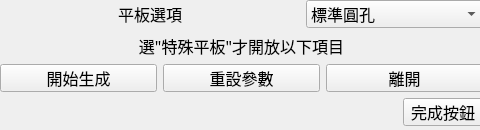
Above: SYEI_stamping_press_system/pad_main_simple.ui from sinje0816/stamping_press before the change. Below: the same form after it.
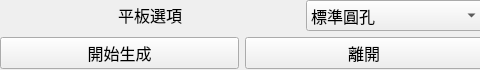
That is the form after the change.

Commit message: 完成公司提出平板介面修改需求

```diff
--- a/SYEI_stamping_press_system/pad_main_simple.ui
+++ b/SYEI_stamping_press_system/pad_main_simple.ui
@@ -7,19 +7,19 @@
     <x>0</x>
     <y>0</y>
     <width>480</width>
-    <height>130</height>
+    <height>70</height>
    </rect>
   </property>
   <property name="minimumSize">
    <size>
     <width>480</width>
-    <height>130</height>
+    <height>70</height>
    </size>
   </property>
   <property name="maximumSize">
    <size>
     <width>480</width>
-    <height>130</height>
+    <height>70</height>
    </size>
   </property>
   <property name="windowTitle">
@@ -31,37 +31,39 @@
      <x>0</x>
      <y>0</y>
      <width>483</width>
-     <height>126</height>
+     <height>71</height>
     </rect>
    </property>
    <layout class="QGridLayout" name="gridLayout">
-    <item row="0" column="0">
-     <widget class="QLabel" name="label_13">
-      <property name="sizePolicy">
-       <sizepolicy hsizetype="Minimum" vsizetype="Fixed">
-        <horstretch>0</horstretch>
-        <verstretch>0</verstretch>
-       </sizepolicy>
-      </property>
-      <property name="minimumSize">
-       <size>
-        <width>300</width>
-        <height>0</height>
-       </size>
-      </property>
-      <property name="font">
-       <font>
-        <family>微軟正黑體</family>
-        <pointsize>12</pointsize>
-       </font>
-      </property>
-      <property name="text">
-       <string>平板選項</string>
-      </property>
-      <property name="alignment">
-       <set>Qt::AlignCenter</set>
-      </property>
-     </widget>
+    <item row="1" column="0" colspan="2">
+     <layout class="QHBoxLayout" name="horizontalLayout_2">
+      <item>
+       <widget class="QPushButton" name="plate_start">
+        <property name="font">
+         <font>
+          <family>微軟正黑體</family>
+          <pointsize>12</pointsize>
+         </font>
+        </property>
+        <property name="text">
+         <string>開始生成</string>
+        </property>
+       </widget>
+      </item>
+      <item>
+       <widget class="QPushButton" name="plate_escape">
+        <property name="font">
+         <font>
+          <family>微軟正黑體</family>
+          <pointsize>12</pointsize>
+         </font>
+        </property>
+        <property name="text">
+         <string>離開</string>
+        </property>
+       </widget>
+      </item>
+     </layout>
     </item>
     <item row="0" column="1">
      <widget class="QComboBox" name="pad_select">
@@ -134,14 +136,20 @@
       </item>
      </widget>
     </item>
-    <item row="1" column="0" colspan="2">
-     <widget class="QLabel" name="label_12">
+    <item row="0" column="0">
+     <widget class="QLabel" name="label_13">
       <property name="sizePolicy">
-       <sizepolicy hsizetype="Expanding" vsizetype="Fixed">
+       <sizepolicy hsizetype="Minimum" vsizetype="Fixed">
         <horstretch>0</horstretch>
         <verstretch>0</verstretch>
        </sizepolicy>
       </property>
+      <property name="minimumSize">
+       <size>
+        <width>300</width>
+        <height>0</height>
+       </size>
+      </property>
       <property name="font">
        <font>
         <family>微軟正黑體</family>
@@ -149,86 +157,13 @@
        </font>
       </property>
       <property name="text">
-       <string>選&quot;特殊平板&quot;才開放以下項目</string>
+       <string>平板選項</string>
       </property>
       <property name="alignment">
        <set>Qt::AlignCenter</set>
       </property>
      </widget>
     </item>
-    <item row="2" column="0" colspan="2">
-     <layout class="QHBoxLayout" name="horizontalLayout_2">
-      <item>
-       <widget class="QPushButton" name="plate_start">
-        <property name="font">
-         <font>
-          <family>微軟正黑體</family>
-          <pointsize>12</pointsize>
-         </font>
-        </property>
-        <property name="text">
-         <string>開始生成</string>
-        </property>
-       </widget>
-      </item>
-      <item>
-       <widget class="QPushButton" name="plate_reset">
-        <property name="font">
-         <font>
-          <family>微軟正黑體</family>
-          <pointsize>12</pointsize>
-         </font>
-        </property>
-        <property name="text">
-         <string>重設參數</string>
-        </property>
-       </widget>
-      </item>
-      <item>
-       <widget class="QPushButton" name="plate_escape">
-        <property name="font">
-         <font>
-          <family>微軟正黑體</family>
-          <pointsize>12</pointsize>
-         </font>
-        </property>
-        <property name="text">
-         <string>離開</string>
-        </property>
-       </widget>
-      </item>
-     </layout>
-    </item>
-    <item row="3" column="0" colspan="2">
-     <layout class="QHBoxLayout" name="horizontalLayout">
-      <item>
-       <spacer name="horizontalSpacer">
-        <property name="orientation">
-         <enum>Qt::Horizontal</enum>
-        </property>
-        <property name="sizeHint" stdset="0">
-         <size>
-          <width>398</width>
-          <height>20</height>
-         </size>
-        </property>
-       </spacer>
-      </item>
-      <item>
-       <widget class="QPushButton" name="plate_finish">
-        <property name="font">
-         <font>
-          <family>微軟正黑體</family>
-          <pointsize>12</pointsize>
-         </font>
-        </property>
-        <property name="text">
-         <string>完成按鈕</string>
-        </property>
-       </widget>
-      </item>
-     </layout>
-    </item>
    </layout>
   </widget>
  </widget>
```
The commit also changes 34 other files.
